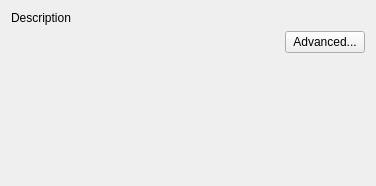
This is python/mmSolver/tools/solver/widget/solver_basic_widget.ui in david-cattermole/mayaMatchMoveSolver as Qt 5 draws it before an edit. The edited form follows.
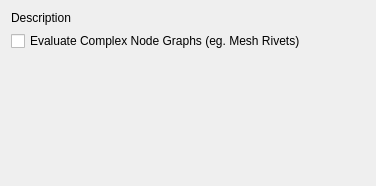
This is the edited form.

Commit message:
Add 'Eval Complex Graphs' checkbox to Standard and Basic solvers.
Remove 'advanced' options button.

Issue #176.

Diff of the .ui file:
```diff
--- a/python/mmSolver/tools/solver/widget/solver_basic_widget.ui
+++ b/python/mmSolver/tools/solver/widget/solver_basic_widget.ui
@@ -28,30 +28,14 @@
     <layout class="QHBoxLayout" name="frameRange_layout"/>
    </item>
    <item>
-    <layout class="QHBoxLayout" name="extraOptions_layout">
+    <layout class="QVBoxLayout" name="options_layout" stretch="0">
      <property name="spacing">
-      <number>1</number>
+      <number>0</number>
      </property>
      <item>
-      <spacer name="horizontalSpacer">
-       <property name="orientation">
-        <enum>Qt::Horizontal</enum>
-       </property>
-       <property name="sizeType">
-        <enum>QSizePolicy::Expanding</enum>
-       </property>
-       <property name="sizeHint" stdset="0">
-        <size>
-         <width>40</width>
-         <height>20</height>
-        </size>
-       </property>
-      </spacer>
-     </item>
-     <item>
-      <widget class="QPushButton" name="advanced_pushButton">
+      <widget class="QCheckBox" name="evalComplexGraphs_checkBox">
        <property name="text">
-        <string>Advanced...</string>
+        <string>Evaluate Complex Node Graphs (eg. Mesh Rivets)</string>
        </property>
       </widget>
      </item>
```
The commit also changes 6 other files.
